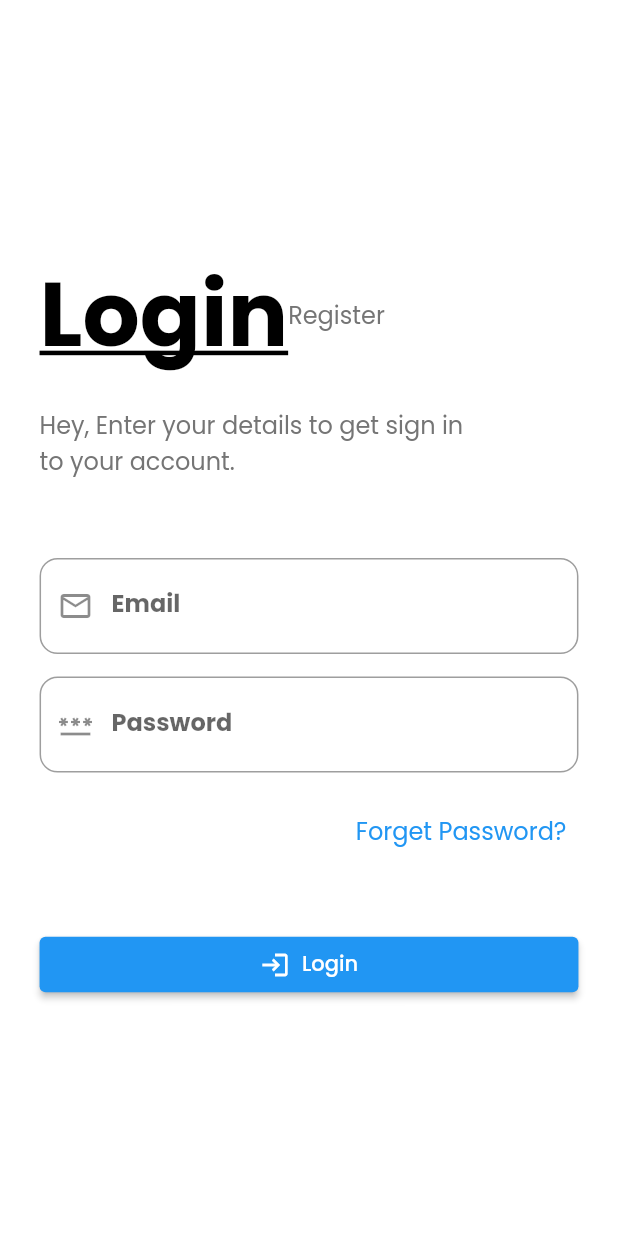
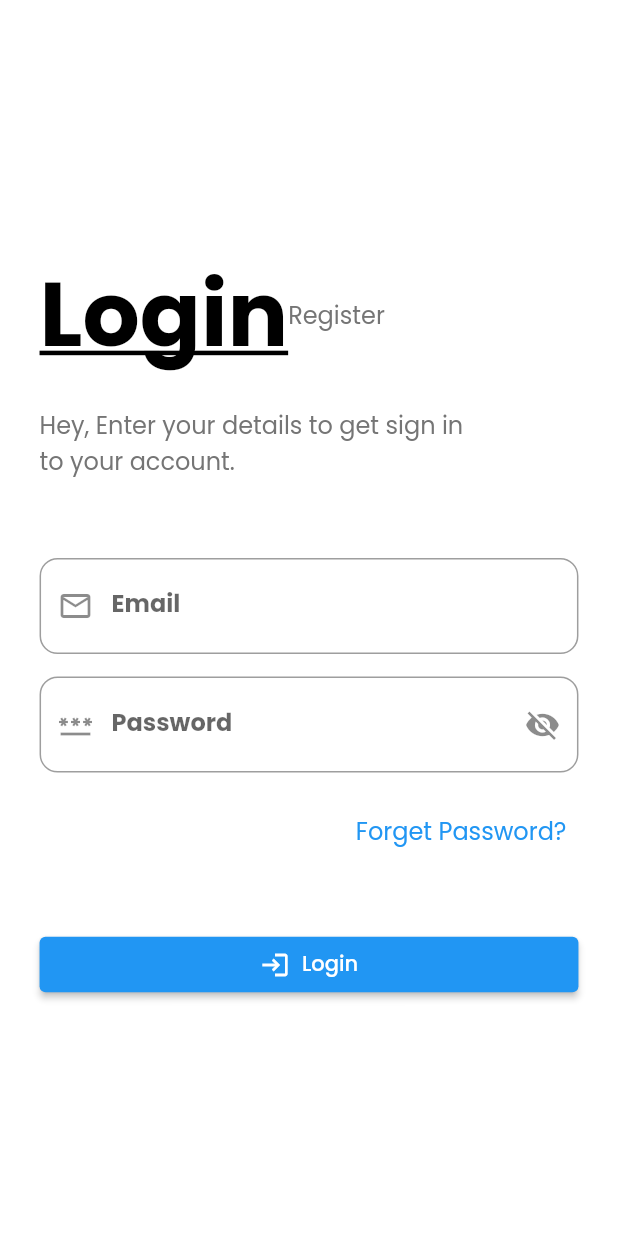
Before and after one commit to MK-Programer/flutter_desktop_app_template, a Flutter app: the screen it shows after launch, on a phone screen of 412 x 824 dp. Run offline on Flutter 3.47's test engine with Material 2 defaults, Android fonts, the phone set to English and light mode, and no system bars; our stand-ins replace google_fonts, iconly, shared_preferences; missing offline and left inert: flutter_acrylic.

Commit message:
Update login screen and template architecture

```diff
--- a/lib/controllers/MenuController.dart
+++ b/lib/controllers/menu_controller.dart
@@ -8,7 +8,8 @@ class MenuController extends ChangeNotifier {
   // Getters
   GlobalKey<ScaffoldState> get getScaffoldKey => _scaffoldKey;
   GlobalKey<ScaffoldState> get getgridscaffoldKey => _gridScaffoldKey;
-  GlobalKey<ScaffoldState> get getAddProductscaffoldKey => _addProductScaffoldKey;
+  GlobalKey<ScaffoldState> get getAddProductscaffoldKey =>
+      _addProductScaffoldKey;
 
   // Callbacks
   void controlDashboarkMenu() {
--- a/lib/main.dart
+++ b/lib/main.dart
@@ -4,7 +4,7 @@ import 'package:flutter_desktop_app_template/screens/login_screen.dart';
 import 'package:provider/provider.dart';
 
 import 'consts/theme_data.dart';
-import 'controllers/MenuController.dart';
+import 'controllers/menu_controller.dart';
 import 'providers/dark_theme_provider.dart';
 
 void main() async {
@@ -54,7 +54,7 @@ class _MyAppState extends State<MyApp> {
             debugShowCheckedModeBanner: false,
             title: 'Desktop App Template',
             theme: Styles.themeData(themeProvider.getDarkTheme, context),
-            home: LoginScreen(),
+            home: const LoginScreen(),
           );
         },
       ),
--- a/lib/screens/dashboard_screen.dart
+++ b/lib/screens/dashboard_screen.dart
@@ -2,7 +2,7 @@ import 'package:flutter/material.dart';
 import 'package:provider/provider.dart';
 
 import '../consts/constants.dart';
-import '../controllers/MenuController.dart';
+import '../controllers/menu_controller.dart';
 import '../widgets/header.dart';
 
 class DashboardScreen extends StatelessWidget {
--- a/lib/screens/login_screen.dart
+++ b/lib/screens/login_screen.dart
@@ -17,6 +17,7 @@ class _LoginScreenState extends State<LoginScreen> {
   final _formKey = GlobalKey<FormState>();
   final FocusNode _emailTextFocusNode = FocusNode();
   final FocusNode _passwordTextFocusNode = FocusNode();
+  bool _isvisible = false;
   @override
   void initState() {
     _emailTextFocusNode.addListener(() {
@@ -38,7 +39,6 @@ class _LoginScreenState extends State<LoginScreen> {
   @override
   Widget build(BuildContext context) {
     double height = Utils(context).getScreenSize.height;
-    double width = Utils(context).getScreenSize.width;
     return Scaffold(
       body: Row(
         mainAxisAlignment: MainAxisAlignment.start,
@@ -141,10 +141,11 @@ class _LoginScreenState extends State<LoginScreen> {
                               labelText: 'Email',
                             ),
                           ),
-                          SizedBox(
+                          const SizedBox(
                             height: 15.0,
                           ),
                           TextFormField(
+                            obscureText: _isvisible,
                             focusNode: _passwordTextFocusNode,
                             style: TextStyle(
                               fontWeight: FontWeight.bold,
@@ -167,6 +168,21 @@ class _LoginScreenState extends State<LoginScreen> {
                                 Icons.password_outlined,
                               ),
                               labelText: 'Password',
+                              suffixIcon: InkWell(
+                                hoverColor: Colors.transparent,
+                                highlightColor: Colors.transparent,
+                                splashColor: Colors.transparent,
+                                onTap: () {
+                                  setState(() {
+                                    _isvisible = !_isvisible;
+                                  });
+                                },
+                                child: Icon(
+                                  _isvisible
+                                      ? Icons.visibility
+                                      : Icons.visibility_off,
+                                ),
+                              ),
                             ),
                           ),
                         ],
--- a/lib/screens/main_screen.dart
+++ b/lib/screens/main_screen.dart
@@ -1,7 +1,7 @@
 import 'package:flutter/material.dart';
 import 'package:provider/provider.dart';
 
-import '../controllers/MenuController.dart';
+import '../controllers/menu_controller.dart';
 import '../responsive.dart';
 import '../widgets/side_menu.dart';
 import 'dashboard_screen.dart';
--- a/lib/services/utils.dart
+++ b/lib/services/utils.dart
@@ -1,9 +1,7 @@
-import 'package:flutter/cupertino.dart';
 import 'package:flutter/material.dart';
 import 'package:provider/provider.dart';
 
 import '../providers/dark_theme_provider.dart';
-
 
 class Utils {
   BuildContext context;
--- a/lib/widgets/header.dart
+++ b/lib/widgets/header.dart
@@ -2,7 +2,6 @@ import 'package:flutter/material.dart';
 
 import '../consts/constants.dart';
 import '../responsive.dart';
-import '../services/utils.dart';
 
 class Header extends StatelessWidget {
   const Header({
@@ -13,9 +12,6 @@ class Header extends StatelessWidget {
   final Function fct;
   @override
   Widget build(BuildContext context) {
-    final theme = Utils(context).getTheme;
-    final color = Utils(context).color;
-
     return Row(
       children: [
         if (!Responsive.isDesktop(context))
--- a/lib/widgets/text_widget.dart
+++ b/lib/widgets/text_widget.dart
@@ -1,5 +1,6 @@
 import 'package:flutter/material.dart';
 
+// ignore: must_be_immutable
 class TextWidget extends StatelessWidget {
   TextWidget({
     Key? key,
```
Also changed, not shown: lib/widgets/side_menu.dart (+11 -2 lines).
